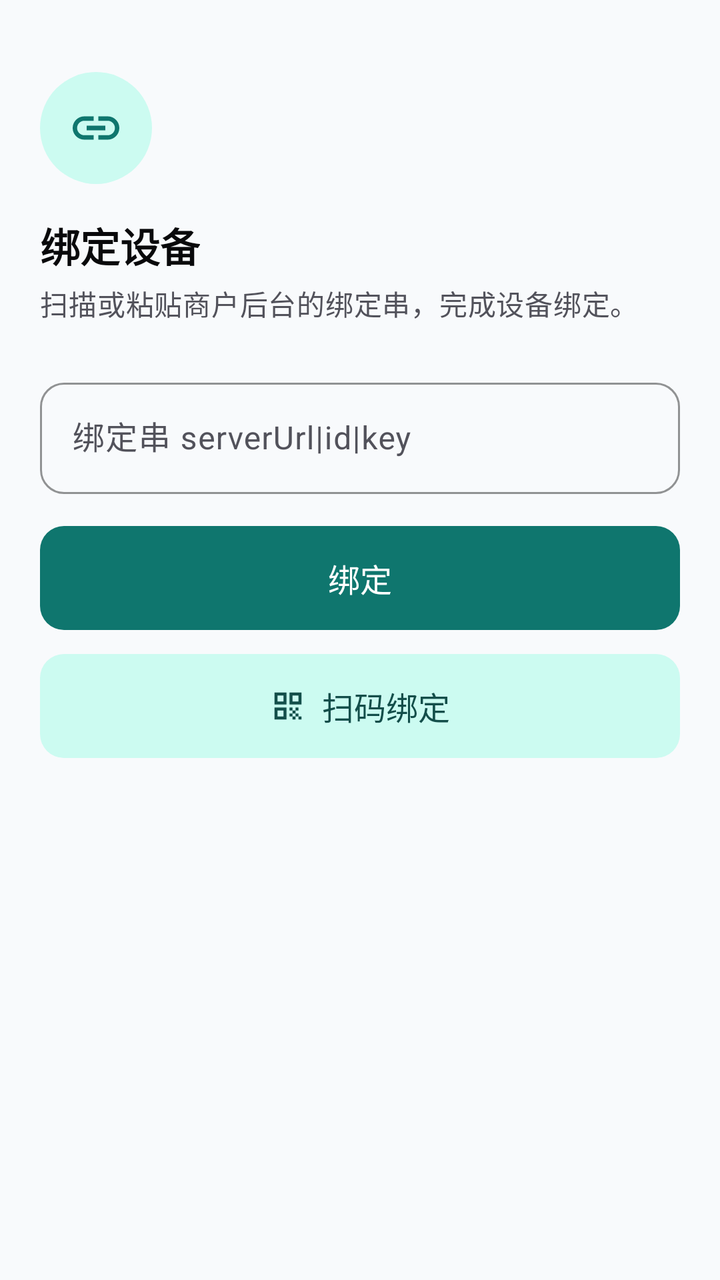
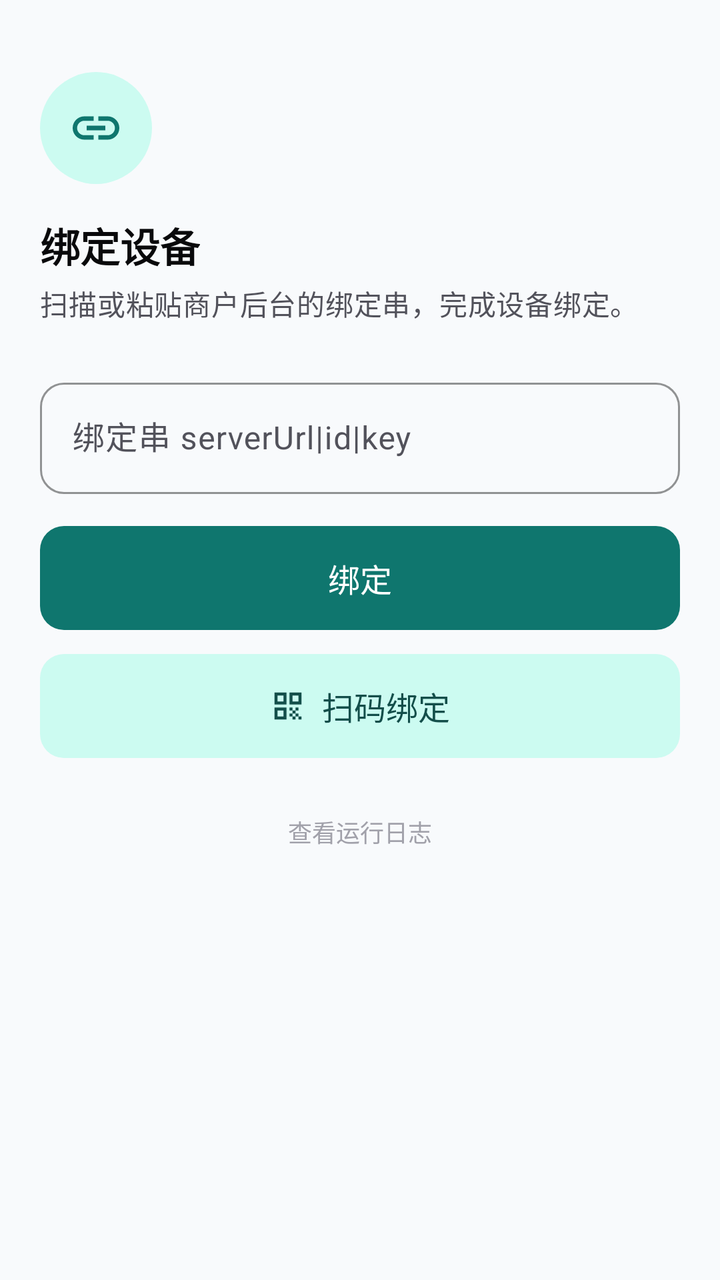

Screens rendered from an Android XML layout before and after an edit, with the pre-edit source and the edit as a unified diff.
<!-- AndroidManifest.xml: application theme Theme.VanillaPay -->
<!-- res/layout/activity_bind.xml -->
<?xml version="1.0" encoding="utf-8"?>
<ScrollView xmlns:android="http://schemas.android.com/apk/res/android"
    xmlns:app="http://schemas.android.com/apk/res-auto"
    android:layout_width="match_parent"
    android:layout_height="match_parent"
    android:fillViewport="true"
    android:scrollbars="none">

    <LinearLayout
        android:layout_width="match_parent"
        android:layout_height="wrap_content"
        android:orientation="vertical"
        android:padding="@dimen/screen_padding">

        <FrameLayout
            android:layout_width="56dp"
            android:layout_height="56dp"
            android:layout_marginTop="@dimen/space_lg">

            <View
                android:layout_width="match_parent"
                android:layout_height="match_parent"
                android:background="@drawable/bg_circle"
                android:backgroundTint="@color/brand_container" />

            <ImageView
                android:layout_width="28dp"
                android:layout_height="28dp"
                android:layout_gravity="center"
                android:contentDescription="@null"
                android:src="@drawable/ic_link"
                app:tint="@color/brand_primary" />
        </FrameLayout>

        <TextView
            android:layout_width="wrap_content"
            android:layout_height="wrap_content"
            android:layout_marginTop="@dimen/space_lg"
            android:text="@string/bind_title"
            android:textAppearance="@style/TextAppearance.VanillaPay.Title" />

        <TextView
            android:layout_width="match_parent"
            android:layout_height="wrap_content"
            android:layout_marginTop="@dimen/space_xs"
            android:text="@string/bind_subtitle"
            android:textAppearance="@style/TextAppearance.VanillaPay.Body" />

        <com.google.android.material.textfield.TextInputLayout
            android:id="@+id/tilPayload"
            style="@style/Widget.VanillaPay.TextInput"
            android:layout_width="match_parent"
            android:layout_height="wrap_content"
            android:layout_marginTop="@dimen/space_2xl"
            android:hint="@string/bind_hint">

            <com.google.android.material.textfield.TextInputEditText
                android:id="@+id/etPayload"
                android:layout_width="match_parent"
                android:layout_height="wrap_content"
                android:inputType="textUri" />
        </com.google.android.material.textfield.TextInputLayout>

        <com.google.android.material.button.MaterialButton
            android:id="@+id/btnBind"
            style="@style/Widget.VanillaPay.Button"
            android:layout_width="match_parent"
            android:layout_height="wrap_content"
            android:layout_marginTop="@dimen/space_lg"
            android:text="@string/bind_action" />

        <com.google.android.material.button.MaterialButton
            android:id="@+id/btnScan"
            style="@style/Widget.VanillaPay.Button.Tonal"
            android:layout_width="match_parent"
            android:layout_height="wrap_content"
            android:layout_marginTop="@dimen/space_md"
            android:text="@string/bind_scan"
            app:icon="@drawable/ic_qr"
            app:iconGravity="textStart" />

    </LinearLayout>
</ScrollView>
<!-- resources referenced by this layout -->
<resources>
  <color name="brand_container">#CCFBF1</color>
  <color name="brand_primary">#0F766E</color>
  <dimen name="screen_padding">20dp</dimen>
  <dimen name="space_2xl">24dp</dimen>
  <dimen name="space_lg">16dp</dimen>
  <dimen name="space_md">12dp</dimen>
  <dimen name="space_xs">4dp</dimen>
  <!-- drawable bg_circle (drawable) -->
  <?xml version="1.0" encoding="utf-8"?>
  <shape xmlns:android="http://schemas.android.com/apk/res/android"
      android:shape="oval">
      <solid android:color="@android:color/white" />
  </shape>
  <string name="bind_action">绑定</string>
  <string name="bind_hint">绑定串 serverUrl|id|key</string>
  <string name="bind_scan">扫码绑定</string>
  <string name="bind_subtitle">扫描或粘贴商户后台的绑定串，完成设备绑定。</string>
  <string name="bind_title">绑定设备</string>
  <style name="TextAppearance.VanillaPay.Body" parent="TextAppearance.Material3.BodyMedium">
          <item name="android:textSize">@dimen/text_body</item>
          <item name="android:textColor">@color/text_secondary</item>
          <item name="android:lineSpacingMultiplier">1.3</item>
      </style>
  <style name="TextAppearance.VanillaPay.Title" parent="TextAppearance.Material3.TitleLarge">
          <item name="android:textSize">@dimen/text_title</item>
          <item name="android:textStyle">bold</item>
          <item name="android:textColor">@color/text_primary</item>
      </style>
  <style name="Widget.VanillaPay.Button" parent="Widget.Material3.Button">
          <item name="android:minHeight">@dimen/button_height</item>
          <item name="android:insetTop">0dp</item>
          <item name="android:insetBottom">0dp</item>
          <item name="android:textSize">@dimen/text_card_title</item>
          <item name="android:textAllCaps">false</item>
          <item name="android:letterSpacing">0</item>
          <item name="cornerRadius">@dimen/button_radius</item>
          <item name="android:fontFamily">sans-serif-medium</item>
      </style>
  <style name="Widget.VanillaPay.TextInput" parent="Widget.Material3.TextInputLayout.OutlinedBox">
          <item name="boxCornerRadiusTopStart">@dimen/button_radius</item>
          <item name="boxCornerRadiusTopEnd">@dimen/button_radius</item>
          <item name="boxCornerRadiusBottomStart">@dimen/button_radius</item>
          <item name="boxCornerRadiusBottomEnd">@dimen/button_radius</item>
          <item name="boxStrokeColor">@color/brand_primary</item>
          <item name="hintTextColor">@color/text_secondary</item>
      </style>
  <color name="text_secondary">#52525B</color>
  <dimen name="text_body">14sp</dimen>
  <dimen name="text_title">20sp</dimen>
  <color name="text_primary">#09090B</color>
  <dimen name="button_height">52dp</dimen>
  <dimen name="text_card_title">16sp</dimen>
  <dimen name="button_radius">12dp</dimen>
  <color name="brand_on_primary">#FFFFFF</color>
  <color name="brand_on_container">#134E4A</color>
  <color name="background">#F8FAFC</color>
  <color name="surface">#FFFFFF</color>
  <color name="muted">#F4F4F5</color>
  <color name="border">#E4E4E7</color>
  <color name="danger">#DC2626</color>
  <color name="danger_container">#FEE2E2</color>
  <style name="ShapeAppearance.VanillaPay.Small" parent="ShapeAppearance.Material3.Corner.Small">
          <item name="cornerSize">@dimen/button_radius</item>
      </style>
  <style name="ShapeAppearance.VanillaPay.Medium" parent="ShapeAppearance.Material3.Corner.Medium">
          <item name="cornerSize">@dimen/card_radius</item>
      </style>
  <dimen name="card_radius">16dp</dimen>
  <!-- unchanged entries left out for length: 4 -->
</resources>

<!-- the commit's change to res/layout/activity_bind.xml (unified diff, before → after) -->
@@ -79,5 +79,17 @@
             app:icon="@drawable/ic_qr"
             app:iconGravity="textStart" />
 
+        <TextView
+            android:id="@+id/tvLogEntry"
+            android:layout_width="wrap_content"
+            android:layout_height="wrap_content"
+            android:layout_gravity="center_horizontal"
+            android:layout_marginTop="@dimen/space_xl"
+            android:background="?attr/selectableItemBackgroundBorderless"
+            android:padding="@dimen/space_sm"
+            android:text="@string/log_entry_link"
+            android:textColor="@color/text_tertiary"
+            android:textSize="@dimen/text_label" />
+
     </LinearLayout>
 </ScrollView>
<!-- resource entries referenced after the edit -->
@@ -2,11 +2,15 @@
 <resources>
   <color name="brand_container">#CCFBF1</color>
   <color name="brand_primary">#0F766E</color>
+  <color name="text_tertiary">#A1A1AA</color>
   <dimen name="screen_padding">20dp</dimen>
   <dimen name="space_2xl">24dp</dimen>
   <dimen name="space_lg">16dp</dimen>
   <dimen name="space_md">12dp</dimen>
+  <dimen name="space_sm">8dp</dimen>
+  <dimen name="space_xl">20dp</dimen>
   <dimen name="space_xs">4dp</dimen>
+  <dimen name="text_label">12sp</dimen>
   <!-- drawable bg_circle (drawable) -->
   <?xml version="1.0" encoding="utf-8"?>
   <shape xmlns:android="http://schemas.android.com/apk/res/android"
@@ -18,6 +22,7 @@
   <string name="bind_scan">扫码绑定</string>
   <string name="bind_subtitle">扫描或粘贴商户后台的绑定串，完成设备绑定。</string>
   <string name="bind_title">绑定设备</string>
+  <string name="log_entry_link">查看运行日志</string>
   <style name="TextAppearance.VanillaPay.Body" parent="TextAppearance.Material3.BodyMedium">
           <item name="android:textSize">@dimen/text_body</item>
           <item name="android:textColor">@color/text_secondary</item>
